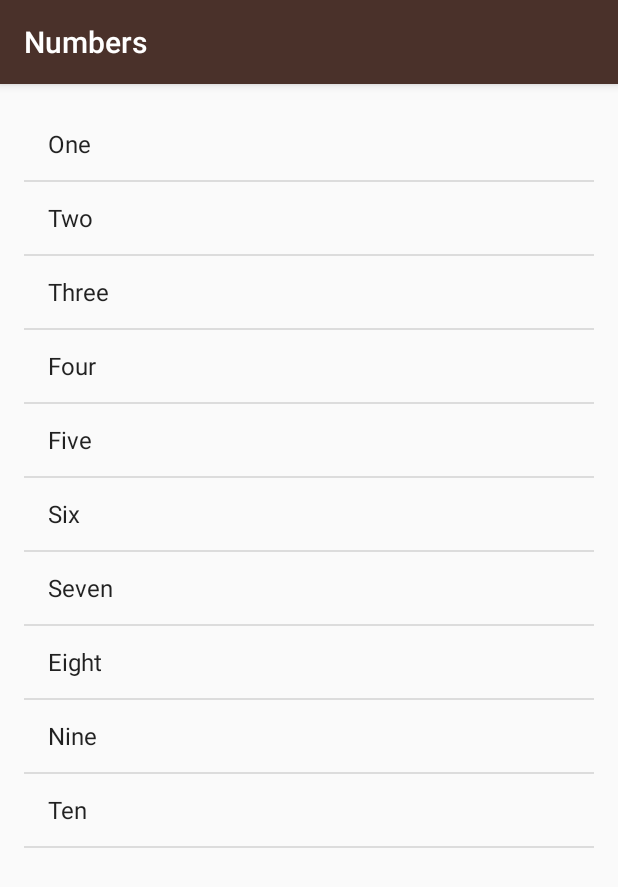
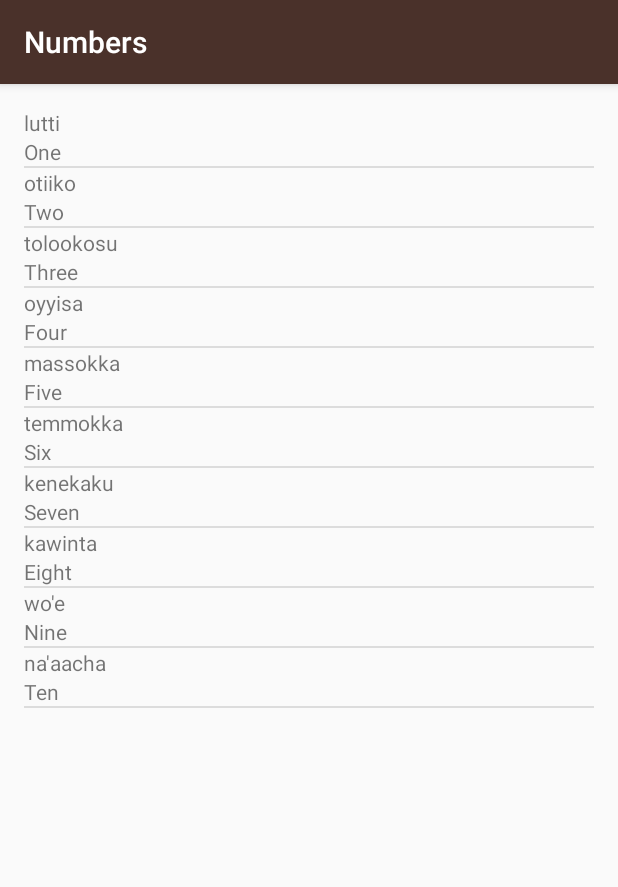
Before and after one commit to RemonShehata/Miwok, an Android app: the NumbersActivity screen opened directly, with no data from a screen before it, on a phone screen of 412 x 824 dp. Shown: the top 887 px of the screen. Run offline under Robolectric (Android 15) with nearby library versions, the phone set to English and light mode, and no system bars.

Commit message:
Add words for all the categories

```diff
--- a/app/src/main/java/com/example/android/miwok/NumbersActivity.java
+++ b/app/src/main/java/com/example/android/miwok/NumbersActivity.java
@@ -1,11 +1,8 @@
 package com.example.android.miwok;
 
+import android.os.Bundle;
 import android.support.v7.app.AppCompatActivity;
-import android.os.Bundle;
-import android.widget.ArrayAdapter;
-import android.widget.LinearLayout;
 import android.widget.ListView;
-import android.widget.TextView;
 
 import java.util.ArrayList;
 
@@ -14,38 +11,38 @@
     @Override
     protected void onCreate(Bundle savedInstanceState) {
         super.onCreate(savedInstanceState);
-        setContentView(R.layout.activity_numbers);
+        setContentView(R.layout.word_list);
 
         // Create a list of words
-        ArrayList<String> words = new ArrayList<>();
-        words.add("One");
-        words.add("Two");
-        words.add("Three");
-        words.add("Four");
-        words.add("Five");
-        words.add("Six");
-        words.add("Seven");
-        words.add("Eight");
-        words.add("Nine");
-        words.add("Ten");
+        ArrayList<Word> words = new ArrayList<>();
+        words.add(new Word("One", "lutti"));
+        words.add(new Word("Two", "otiiko"));
+        words.add(new Word("Three", "tolookosu"));
+        words.add(new Word("Four", "oyyisa"));
+        words.add(new Word("Five", "massokka"));
+        words.add(new Word("Six", "temmokka"));
+        words.add(new Word("Seven", "kenekaku"));
+        words.add(new Word("Eight", "kawinta"));
+        words.add(new Word("Nine", "wo'e"));
+        words.add(new Word("Ten", "na'aacha"));
 
         // Create an {@link ArrayAdapter}, whose data source is a list of Strings. The
         // adapter knows how to create layouts for each item in the list, using the
         // simple_list_item_1.xml layout resource defined in the Android framework.
         // This list item layout contains a single {@link TextView}, which the adapter will set to
         // display a single word.
-        ArrayAdapter<String> itemsAdapter =
-                new ArrayAdapter<>(this, android.R.layout.simple_list_item_1, words);
+        WordAdapter adapter =
+                new WordAdapter(this, words);
 
         // Find the {@link ListView} object in the view hierarchy of the {@link Activity}.
         // There should be a {@link ListView} with the view ID called list, which is declared in the
-        // activity_numbers.xml layout file.
+        // word_list.xml layout file.
         ListView listView = findViewById(R.id.list);
 
         // Make the {@link ListView} use the {@link ArrayAdapter} we created above, so that the
         // {@link ListView} will display list items for each word in the list of words.
         // Do this by calling the setAdapter method on the {@link ListView} object and pass in
         // 1 argument, which is the {@link ArrayAdapter} with the variable name itemsAdapter.
-        listView.setAdapter(itemsAdapter);
+        listView.setAdapter(adapter);
     }
 }
--- /dev/null
+++ b/app/src/main/java/com/example/android/miwok/Word.java
@@ -0,0 +1,44 @@
+package com.example.android.miwok;
+
+/**
+ * {@link Word} represents a vocabulary word that the user wants to learn.
+ * It contains a default translation and a Miwok translation for that word.
+ */
+public class Word {
+
+    /**
+     * Default translation for the word
+     */
+    private String defaultTranslation;
+
+    /**
+     * Miwok translation for the word
+     */
+    private String miwokTranslation;
+
+    /**
+     * Create a new Word object.
+     *
+     * @param defaultTranslation is the word in a language that the user is already familiar with
+     *                           (such as English)
+     * @param miwokTranslation   is the word in the Miwok language
+     */
+    public Word(String defaultTranslation, String miwokTranslation) {
+        this.defaultTranslation = defaultTranslation;
+        this.miwokTranslation = miwokTranslation;
+    }
+
+    /**
+     * Get the Miwok translation of the word.
+     */
+    public String getMiwokTranslation() {
+        return miwokTranslation;
+    }
+
+    /**
+     * Get the default translation of the word.
+     */
+    public String getDefaultTranslation() {
+        return defaultTranslation;
+    }
+}
--- /dev/null
+++ b/app/src/main/java/com/example/android/miwok/WordAdapter.java
@@ -0,0 +1,58 @@
+package com.example.android.miwok;
+
+import android.app.Activity;
+import android.view.LayoutInflater;
+import android.view.View;
+import android.view.ViewGroup;
+import android.widget.ArrayAdapter;
+import android.widget.TextView;
+
+import java.util.ArrayList;
+
+/**
+ * {@link WordAdapter} is an {@link ArrayAdapter} that can provide the layout for each list item
+ * based on a data source, which is a list of {@link Word} objects.
+ */
+public class WordAdapter extends ArrayAdapter<Word> {
+
+    /**
+     * Create a new {@link WordAdapter} object.
+     *
+     * @param context is the current context (i.e. Activity) that the adapter is being created in.
+     * @param words   is the list of {@link Word}s to be displayed.
+     */
+    public WordAdapter(Activity context, ArrayList<Word> words) {
+        super(context, 0, words);
+    }
+
+    @Override
+    public View getView(int position, View convertView, ViewGroup parent) {
+
+        View listItemView = convertView;
+
+        // Check if an existing view is being reused, otherwise inflate the view
+        if (listItemView == null) {
+            listItemView = LayoutInflater.from(getContext()).inflate(
+                    R.layout.list_item, parent, false);
+        }
+
+        // Get the {@link Word} object located at this position in the list
+        Word currentWord = getItem(position);
+
+        // Find the TextView in the list_item.xml layout with the ID default_text_view.
+        TextView defualtTextView = listItemView.findViewById(R.id.default_text_view);
+        // Get the default translation from the currentWord object and set this text on
+        // the default TextView.
+        defualtTextView.setText(currentWord.getDefaultTranslation());
+
+        // Find the TextView in the list_item.xml layout with the ID miwok_text_view.
+        TextView miwokTextView = listItemView.findViewById(R.id.miwok_text_view);
+        // Get the Miwok translation from the currentWord object and set this text on
+        // the Miwok TextView.
+        miwokTextView.setText(currentWord.getMiwokTranslation());
+
+        // Return the whole list item layout (containing 2 TextViews) so that it can be shown in
+        // the ListView.
+        return listItemView;
+    }
+}
--- /dev/null
+++ b/app/src/main/res/layout/list_item.xml
@@ -0,0 +1,20 @@
+<?xml version="1.0" encoding="utf-8"?>
+<LinearLayout xmlns:android="http://schemas.android.com/apk/res/android"
+    xmlns:tools="http://schemas.android.com/tools"
+    android:layout_width="match_parent"
+    android:layout_height="match_parent"
+    android:orientation="vertical">
+
+    <TextView
+        android:id="@+id/miwok_text_view"
+        android:layout_width="wrap_content"
+        android:layout_height="wrap_content"
+        tools:text="lutti" />
+
+    <TextView
+        android:id="@+id/default_text_view"
+        android:layout_width="wrap_content"
+        android:layout_height="wrap_content"
+        tools:text="one" />
+
+</LinearLayout>
--- a/app/src/main/res/layout/activity_numbers.xml
+++ b/app/src/main/res/layout/word_list.xml
@@ -9,5 +9,4 @@
     android:paddingLeft="@dimen/activity_horizontal_margin"
     android:paddingTop="@dimen/activity_vertical_margin"
     android:paddingRight="@dimen/activity_horizontal_margin"
-    android:paddingBottom="@dimen/activity_vertical_margin"
-    tools:context=".NumbersActivity" />
+    android:paddingBottom="@dimen/activity_vertical_margin" />
```
Also changed, not shown: app/src/main/java/com/example/android/miwok/ColorsActivity.java (+28 -1 lines), app/src/main/java/com/example/android/miwok/FamilyActivity.java (+30 -1 lines), app/src/main/java/com/example/android/miwok/PhrasesActivity.java (+30 -1 lines), app/src/main/res/layout/activity_colors.xml (deleted, +0 -9 lines), app/src/main/res/layout/activity_family.xml (deleted, +0 -9 lines), app/src/main/res/layout/activity_phrases.xml (deleted, +0 -9 lines).
